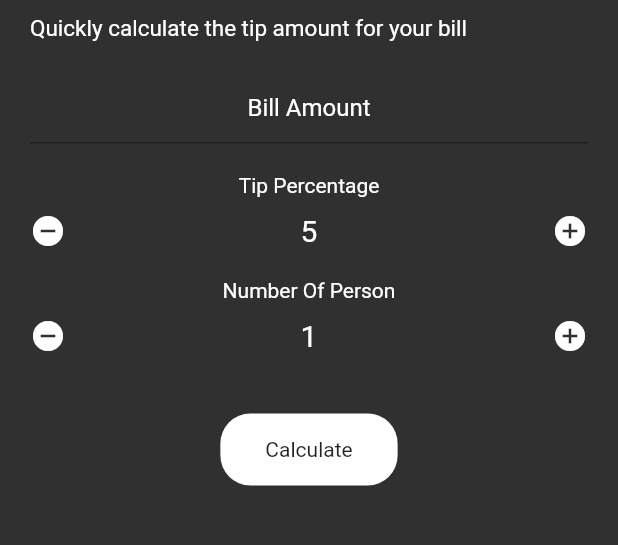
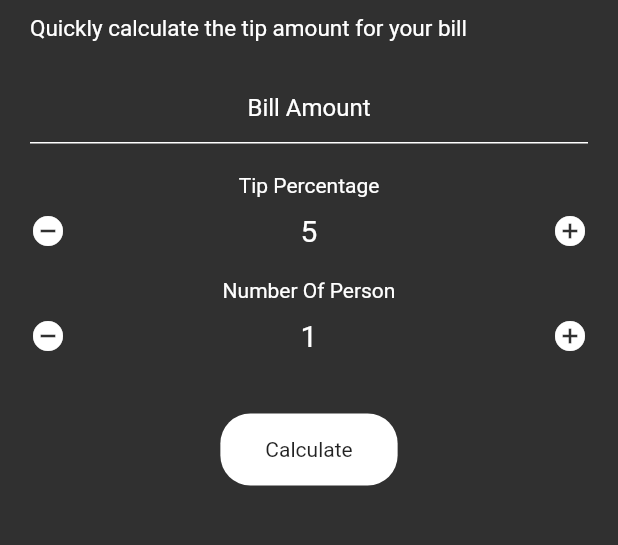
Before and after one commit to aryamanjain036/tipster, a Flutter app: the screen it shows after launch, on a phone screen of 412 x 824 dp, the part 143-688 px from its top. Run offline on Flutter 3.47's test engine with Material 2 defaults, Android fonts, the phone set to English and light mode, and no system bars; our stand-ins replace google_fonts.

Commit message:
Update main.dart

```diff
--- a/lib/main.dart
+++ b/lib/main.dart
@@ -134,11 +134,21 @@ class _HomePageState extends State<HomePage> {
                     child: Column(
                       children: [
                         TextField(
+                          style: TextStyle(color: Colors.white),
                           textAlign: TextAlign.center,
                           onChanged: (val) {
                             billAmount = double.parse(val);
                           },
-                          decoration: InputDecoration(hintText: "Bill Amount"),
+                          decoration: InputDecoration(
+                            hintText: "Bill Amount",
+                            hintStyle: TextStyle(color: Colors.white),
+                            focusedBorder: UnderlineInputBorder(
+                              borderSide: BorderSide(color: Colors.white),
+                            ),
+                            enabledBorder: UnderlineInputBorder(
+                              borderSide: BorderSide(color: Colors.white),
+                            ),
+                          ),
                         ),
                         SizedBox(
                           height: 20,
@@ -297,7 +307,6 @@ class _HomePageState extends State<HomePage> {
                     ],
                   ),
                 ),
-
                 SizedBox(
                   height: 10,
                 ),
```
Lines whose indentation alone changed are shown as unchanged.
